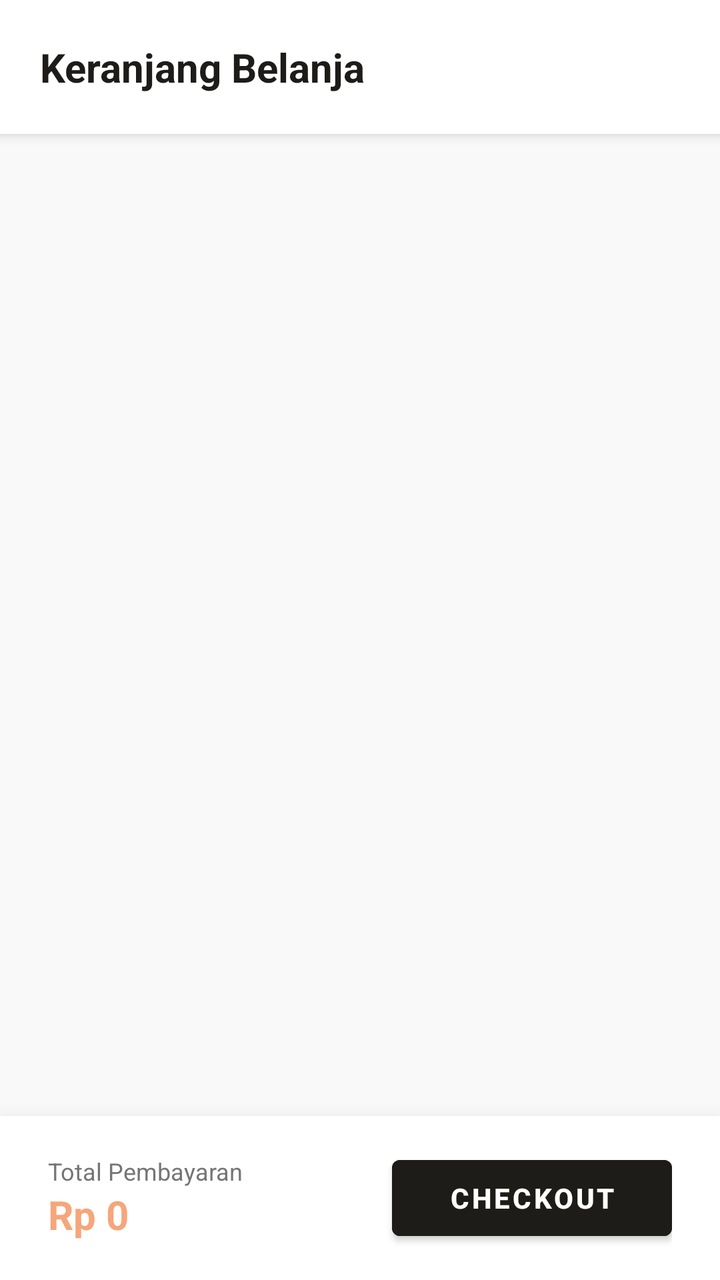
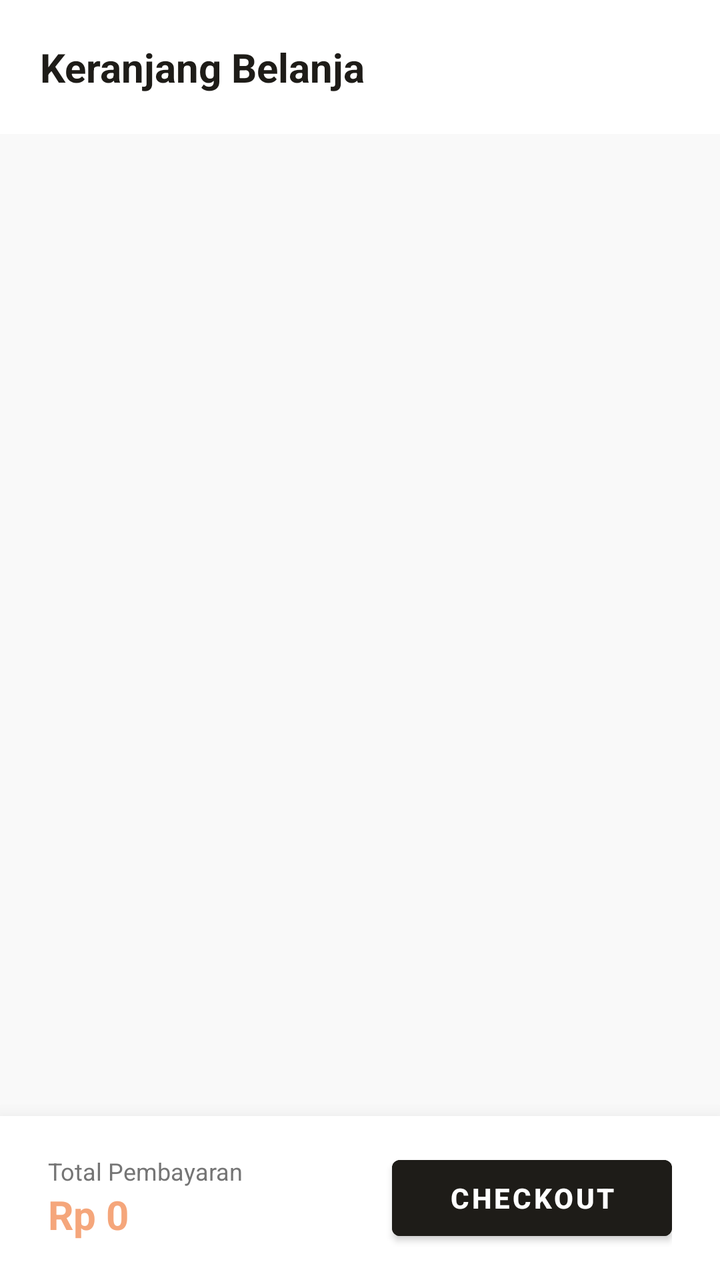

The first picture is an Android layout as it rendered before a commit; the second is the same layout after the commit. The layout source and the unified diff follow.
<!-- AndroidManifest.xml: application theme Theme.KueWeh -->
<!-- res/layout/fragment_keranjang.xml -->
<?xml version="1.0" encoding="utf-8"?>
<RelativeLayout xmlns:android="http://schemas.android.com/apk/res/android"
    android:layout_width="match_parent"
    android:layout_height="match_parent"
    android:background="#F9F9F9"> <LinearLayout
    android:id="@+id/tvHeaderKeranjang"
    android:layout_width="match_parent"
    android:layout_height="wrap_content"
    android:background="#FFFFFF"
    android:elevation="4dp"
    android:fitsSystemWindows="true"> <LinearLayout
    android:layout_width="match_parent"
    android:layout_height="wrap_content"
    android:padding="20dp">

    <TextView
        android:layout_width="wrap_content"
        android:layout_height="wrap_content"
        android:text="Keranjang Belanja"
        android:textColor="#1E1C18"
        android:textSize="20sp"
        android:textStyle="bold" />
</LinearLayout>
</LinearLayout>

    <androidx.recyclerview.widget.RecyclerView
        android:id="@+id/rvKeranjang"
        android:layout_width="match_parent"
        android:layout_height="match_parent"
        android:layout_above="@id/bottomKeranjangBar"
        android:layout_below="@id/tvHeaderKeranjang"
        android:clipToPadding="false"
        android:paddingHorizontal="16dp" />

    <LinearLayout
        android:id="@+id/bottomKeranjangBar"
        android:layout_width="match_parent"
        android:layout_height="wrap_content"
        android:layout_alignParentBottom="true"
        android:background="#FFFFFF"
        android:elevation="16dp"
        android:gravity="center_vertical"
        android:orientation="horizontal"
        android:paddingHorizontal="24dp"
        android:paddingVertical="16dp">

        <LinearLayout
            android:layout_width="0dp"
            android:layout_height="wrap_content"
            android:layout_weight="1"
            android:orientation="vertical">

            <TextView
                android:layout_width="wrap_content"
                android:layout_height="wrap_content"
                android:text="Total Pembayaran"
                android:textColor="#757575"
                android:textSize="12sp" />

            <TextView
                android:id="@+id/tvTotalHargaKeranjang"
                android:layout_width="wrap_content"
                android:layout_height="wrap_content"
                android:text="Rp 0"
                android:textColor="#F5A67B"
                android:textSize="20sp"
                android:textStyle="bold" />
        </LinearLayout>

        <Button
            android:id="@+id/btnCheckout"
            android:layout_width="140dp"
            android:layout_height="50dp"
            android:backgroundTint="#1E1C18"
            android:text="Checkout"
            android:textColor="#FFFFFF"
            android:textStyle="bold" />
    </LinearLayout>
</RelativeLayout>
<!-- resources referenced by this layout -->
<resources>
  <style name="Theme.KueWeh" parent="Theme.MaterialComponents.DayNight.NoActionBar">
          <item name="android:statusBarColor">@android:color/transparent</item>
  
          <item name="android:windowLightStatusBar">true</item>
      </style>
</resources>

<!-- the commit's change to res/layout/fragment_keranjang.xml (unified diff, before → after) -->
@@ -6,21 +6,24 @@
     android:id="@+id/tvHeaderKeranjang"
     android:layout_width="match_parent"
     android:layout_height="wrap_content"
-    android:background="#FFFFFF"
-    android:elevation="4dp"
-    android:fitsSystemWindows="true"> <LinearLayout
-    android:layout_width="match_parent"
-    android:layout_height="wrap_content"
-    android:padding="20dp">
+    android:background="#F9F9F9"
+    android:fitsSystemWindows="true">
 
-    <TextView
-        android:layout_width="wrap_content"
+    <LinearLayout
+        android:layout_width="match_parent"
         android:layout_height="wrap_content"
-        android:text="Keranjang Belanja"
-        android:textColor="#1E1C18"
-        android:textSize="20sp"
-        android:textStyle="bold" />
-</LinearLayout>
+        android:background="#FFFFFF"
+        android:elevation="4dp"
+        android:padding="20dp">
+
+        <TextView
+            android:layout_width="wrap_content"
+            android:layout_height="wrap_content"
+            android:text="Keranjang Belanja"
+            android:textColor="#1E1C18"
+            android:textSize="20sp"
+            android:textStyle="bold" />
+    </LinearLayout>
 </LinearLayout>
 
     <androidx.recyclerview.widget.RecyclerView
